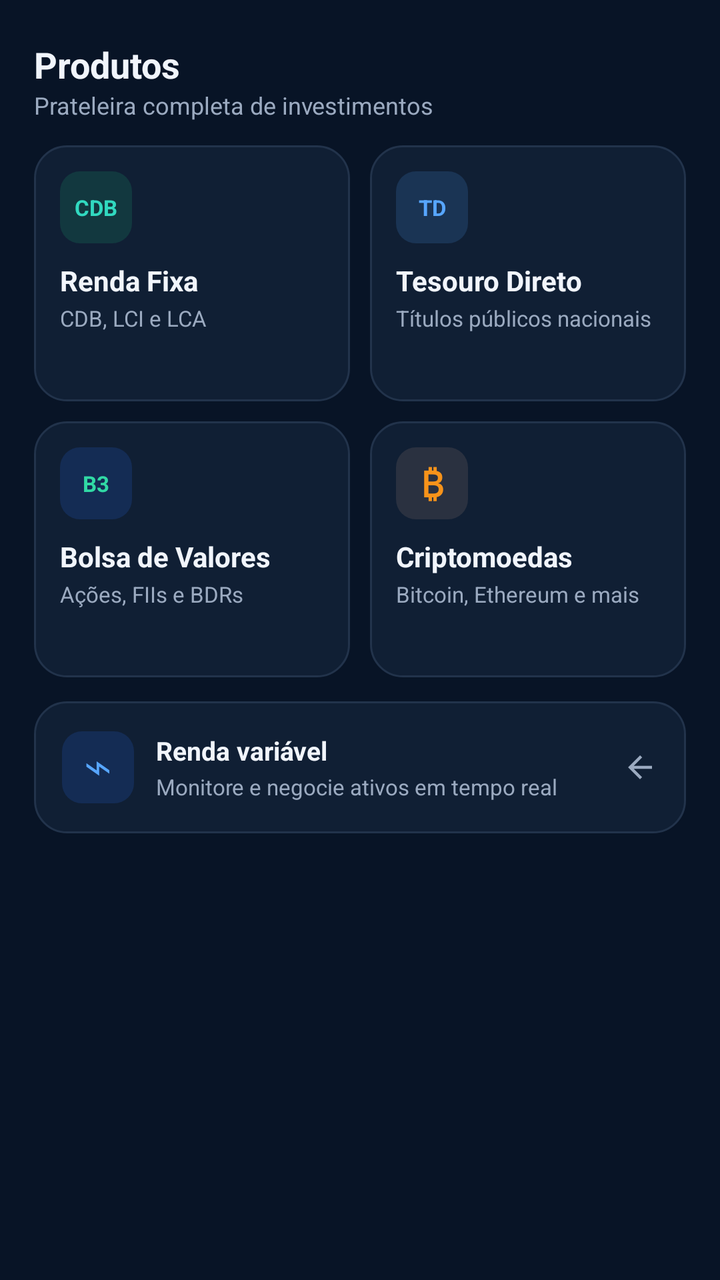
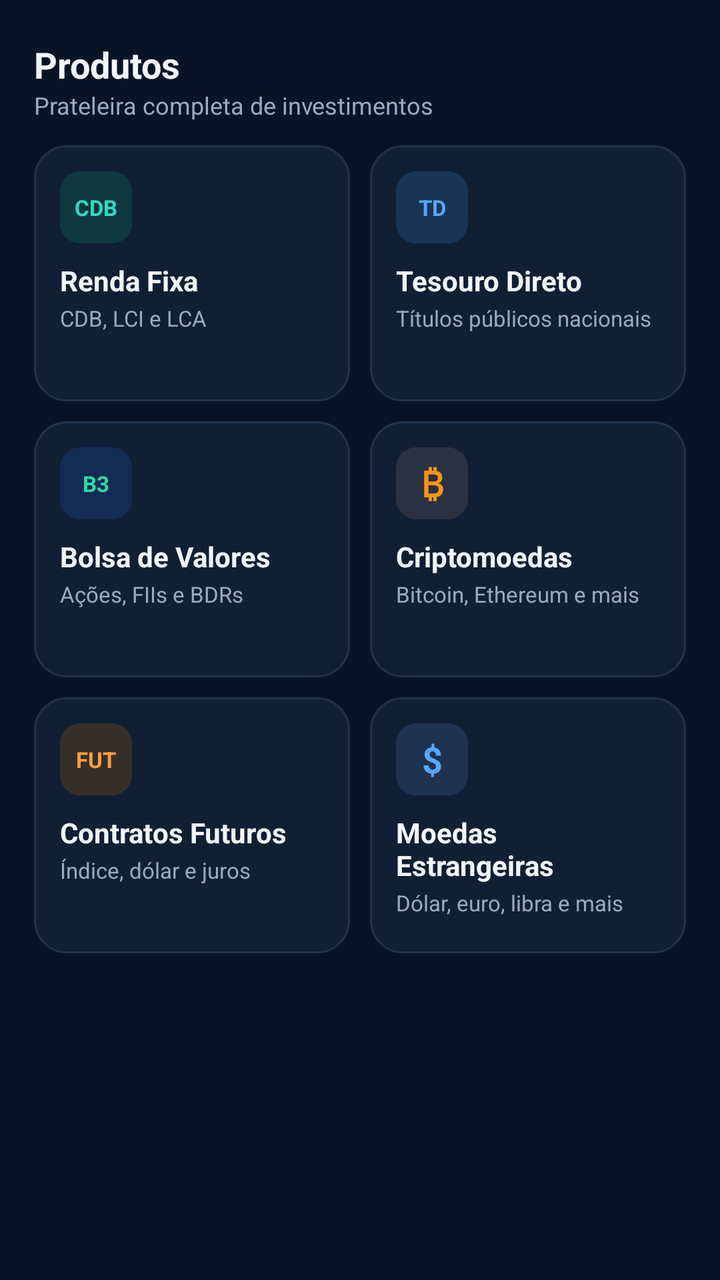

Before-and-after screenshots of an Android layout around one commit, followed by the original layout XML and the change that was made.
<!-- AndroidManifest.xml: application theme Theme.AccurancyMobileApp -->
<!-- res/layout/fragment_aportes.xml -->
<?xml version="1.0" encoding="utf-8"?>
<FrameLayout
    xmlns:android="http://schemas.android.com/apk/res/android"
    xmlns:app="http://schemas.android.com/apk/res-auto"
    android:layout_width="match_parent"
    android:layout_height="match_parent"
    android:background="#081426">

    <androidx.constraintlayout.widget.ConstraintLayout
        android:layout_width="match_parent"
        android:layout_height="match_parent">

        <ScrollView
            android:id="@+id/scrollProdutos"
            android:layout_width="0dp"
            android:layout_height="0dp"
            android:fillViewport="true"
            android:clipToPadding="false"
            android:overScrollMode="never"
            app:layout_constraintTop_toTopOf="parent"
            app:layout_constraintBottom_toBottomOf="parent"
            app:layout_constraintStart_toStartOf="parent"
            app:layout_constraintEnd_toEndOf="parent">

            <LinearLayout
                android:layout_width="match_parent"
                android:layout_height="wrap_content"
                android:orientation="vertical"
                android:paddingStart="17dp"
                android:paddingTop="20dp"
                android:paddingEnd="17dp"
                android:paddingBottom="20dp">

                
                <TextView
                    android:layout_width="match_parent"
                    android:layout_height="wrap_content"
                    android:text="Produtos"
                    android:textColor="#F1F5FC"
                    android:textSize="18sp"
                    android:textStyle="bold" />

                <TextView
                    android:layout_width="match_parent"
                    android:layout_height="wrap_content"
                    android:text="Prateleira completa de investimentos"
                    android:textColor="#9BAAC0"
                    android:textSize="12sp" />

                
                <LinearLayout
                    android:layout_width="match_parent"
                    android:layout_height="wrap_content"
                    android:layout_marginTop="12dp"
                    android:orientation="horizontal">

                    
                    <LinearLayout
                        android:id="@+id/cardRendaFixa"
                        android:layout_width="0dp"
                        android:layout_height="128dp"
                        android:layout_weight="1"
                        android:layout_marginEnd="5dp"
                        android:background="@drawable/bg_carteira_card"
                        android:clickable="true"
                        android:focusable="true"
                        android:orientation="vertical"
                        android:padding="13dp">

                        <TextView
                            android:layout_width="36dp"
                            android:layout_height="36dp"
                            android:background="@drawable/bg_icone_renda_fixa"
                            android:gravity="center"
                            android:text="CDB"
                            android:textColor="#31D9C0"
                            android:textSize="11sp"
                            android:textStyle="bold" />

                        <TextView
                            android:layout_width="match_parent"
                            android:layout_height="wrap_content"
                            android:layout_marginTop="9dp"
                            android:text="Renda Fixa"
                            android:textColor="#F1F5FC"
                            android:textSize="14sp"
                            android:textStyle="bold" />

                        <TextView
                            android:layout_width="match_parent"
                            android:layout_height="wrap_content"
                            android:layout_marginTop="2dp"
                            android:text="CDB, LCI e LCA"
                            android:textColor="#9BAAC0"
                            android:textSize="11sp" />

                    </LinearLayout>

                    
                    <LinearLayout
                        android:id="@+id/cardTesouroDireto"
                        android:layout_width="0dp"
                        android:layout_height="128dp"
                        android:layout_weight="1"
                        android:layout_marginStart="5dp"
                        android:background="@drawable/bg_carteira_card"
                        android:clickable="true"
                        android:focusable="true"
                        android:orientation="vertical"
                        android:padding="13dp">

                        <TextView
                            android:layout_width="36dp"
                            android:layout_height="36dp"
                            android:background="@drawable/bg_icone_tesouro"
                            android:gravity="center"
                            android:text="TD"
                            android:textColor="#57A6FF"
                            android:textSize="11sp"
                            android:textStyle="bold" />

                        <TextView
                            android:layout_width="match_parent"
                            android:layout_height="wrap_content"
                            android:layout_marginTop="9dp"
                            android:text="Tesouro Direto"
                            android:textColor="#F1F5FC"
                            android:textSize="14sp"
                            android:textStyle="bold" />

                        <TextView
                            android:layout_width="match_parent"
                            android:layout_height="wrap_content"
                            android:layout_marginTop="2dp"
                            android:text="Títulos públicos nacionais"
                            android:textColor="#9BAAC0"
                            android:textSize="11sp" />

                    </LinearLayout>

                </LinearLayout>

                
                <LinearLayout
                    android:layout_width="match_parent"
                    android:layout_height="wrap_content"
                    android:layout_marginTop="10dp"
                    android:orientation="horizontal">

                    
                    <LinearLayout
                        android:id="@+id/cardBolsaValores"
                        android:layout_width="0dp"
                        android:layout_height="128dp"
                        android:layout_weight="1"
                        android:layout_marginEnd="5dp"
                        android:background="@drawable/bg_carteira_card"
                        android:clickable="true"
                        android:focusable="true"
                        android:orientation="vertical"
                        android:padding="13dp">

                        <TextView
                            android:layout_width="36dp"
                            android:layout_height="36dp"
                            android:background="@drawable/bg_icone_renda_variavel"
                            android:gravity="center"
                            android:text="B3"
                            android:textColor="#31D9A5"
                            android:textSize="11sp"
                            android:textStyle="bold" />

                        <TextView
                            android:layout_width="match_parent"
                            android:layout_height="wrap_content"
                            android:layout_marginTop="9dp"
                            android:text="Bolsa de Valores"
                            android:textColor="#F1F5FC"
                            android:textSize="14sp"
                            android:textStyle="bold" />

                        <TextView
                            android:layout_width="match_parent"
                            android:layout_height="wrap_content"
                            android:layout_marginTop="2dp"
                            android:text="Ações, FIIs e BDRs"
                            android:textColor="#9BAAC0"
                            android:textSize="11sp" />

                    </LinearLayout>

                    
                    <LinearLayout
                        android:id="@+id/cardCriptomoedasAportes"
                        android:layout_width="0dp"
                        android:layout_height="128dp"
                        android:layout_weight="1"
                        android:layout_marginStart="5dp"
                        android:background="@drawable/bg_carteira_card"
                        android:clickable="true"
                        android:focusable="true"
                        android:orientation="vertical"
                        android:padding="13dp">

                        <TextView
                            android:layout_width="36dp"
                            android:layout_height="36dp"
                            android:background="@drawable/bg_categoria_cripto"
                            android:gravity="center"
                            android:text="₿"
                            android:textColor="#F7931A"
                            android:textSize="18sp"
                            android:textStyle="bold" />

                        <TextView
                            android:layout_width="match_parent"
                            android:layout_height="wrap_content"
                            android:layout_marginTop="9dp"
                            android:text="Criptomoedas"
                            android:textColor="#F1F5FC"
                            android:textSize="14sp"
                            android:textStyle="bold" />

                        <TextView
                            android:layout_width="match_parent"
                            android:layout_height="wrap_content"
                            android:layout_marginTop="2dp"
                            android:text="Bitcoin, Ethereum e mais"
                            android:textColor="#9BAAC0"
                            android:textSize="11sp" />

                    </LinearLayout>

                </LinearLayout>

                
                <LinearLayout
                    android:id="@+id/cardRendaVariavel"
                    android:layout_width="match_parent"
                    android:layout_height="66dp"
                    android:layout_marginTop="12dp"
                    android:background="@drawable/bg_carteira_card"
                    android:clickable="true"
                    android:focusable="true"
                    android:gravity="center_vertical"
                    android:orientation="horizontal"
                    android:paddingStart="14dp"
                    android:paddingEnd="14dp">

                    <TextView
                        android:layout_width="36dp"
                        android:layout_height="36dp"
                        android:background="@drawable/bg_icone_renda_variavel"
                        android:gravity="center"
                        android:text="⌁"
                        android:textColor="#57A6FF"
                        android:textSize="24sp" />

                    <LinearLayout
                        android:layout_width="0dp"
                        android:layout_height="wrap_content"
                        android:layout_marginStart="11dp"
                        android:layout_weight="1"
                        android:orientation="vertical">

                        <TextView
                            android:layout_width="match_parent"
                            android:layout_height="wrap_content"
                            android:text="Renda variável"
                            android:textColor="#F1F5FC"
                            android:textSize="13sp"
                            android:textStyle="bold" />

                        <TextView
                            android:layout_width="match_parent"
                            android:layout_height="wrap_content"
                            android:layout_marginTop="2dp"
                            android:text="Monitore e negocie ativos em tempo real"
                            android:textColor="#9BAAC0"
                            android:textSize="11sp" />

                    </LinearLayout>

                    <ImageView
                        android:layout_width="18dp"
                        android:layout_height="18dp"
                        android:contentDescription="@null"
                        android:src="@drawable/ic_arrow_back"
                        app:tint="#9BAAC0" />

                </LinearLayout>

            </LinearLayout>

        </ScrollView>

    </androidx.constraintlayout.widget.ConstraintLayout>

</FrameLayout>
<!-- resources referenced by this layout -->
<resources>
  <!-- drawable bg_carteira_card (drawable) -->
  <?xml version="1.0" encoding="utf-8"?>
  <shape xmlns:android="http://schemas.android.com/apk/res/android">
      <solid android:color="#101F34" />
      <stroke
          android:width="1dp"
          android:color="#22334B" />
      <corners android:radius="16dp" />
  </shape>
  <!-- drawable bg_categoria_cripto (drawable) -->
  <?xml version="1.0" encoding="utf-8"?>
  <shape xmlns:android="http://schemas.android.com/apk/res/android">
      <solid android:color="#2A3140" />
      <corners android:radius="10dp" />
  </shape>
  <!-- drawable bg_icone_renda_fixa (drawable) -->
  <?xml version="1.0" encoding="utf-8"?>
  <shape xmlns:android="http://schemas.android.com/apk/res/android">
      <solid android:color="#12383F" />
      <corners android:radius="10dp" />
  </shape>
  <!-- drawable bg_icone_renda_variavel (drawable) -->
  <?xml version="1.0" encoding="utf-8"?>
  <shape xmlns:android="http://schemas.android.com/apk/res/android">
      <solid android:color="#142C54" />
      <corners android:radius="10dp" />
  </shape>
  <!-- drawable bg_icone_tesouro (drawable) -->
  <?xml version="1.0" encoding="utf-8"?>
  <shape xmlns:android="http://schemas.android.com/apk/res/android">
      <solid android:color="#1A3454" />
      <corners android:radius="10dp" />
  </shape>
  <!-- drawable ic_arrow_back (drawable) -->
  <vector xmlns:android="http://schemas.android.com/apk/res/android"
      android:width="24dp" android:height="24dp"
      android:viewportWidth="24" android:viewportHeight="24">
      <path android:fillColor="#FFFFFF"
          android:pathData="M20,11H7.83l5.59,-5.59L12,4l-8,8 8,8 1.41,-1.41L7.83,13H20v-2z"/>
  </vector>
  <style name="Theme.AccurancyMobileApp" parent="Base.Theme.AccurancyMobileApp" />
  <style name="Base.Theme.AccurancyMobileApp" parent="Theme.Material3.DayNight.NoActionBar">
          
          
  
      </style>
</resources>

<!-- the commit's change to res/layout/fragment_aportes.xml (unified diff, before → after) -->
@@ -235,58 +235,94 @@
 
                 
                 <LinearLayout
-                    android:id="@+id/cardRendaVariavel"
-                    android:layout_width="match_parent"
-                    android:layout_height="66dp"
-                    android:layout_marginTop="12dp"
-                    android:background="@drawable/bg_carteira_card"
-                    android:clickable="true"
-                    android:focusable="true"
-                    android:gravity="center_vertical"
-                    android:orientation="horizontal"
-                    android:paddingStart="14dp"
-                    android:paddingEnd="14dp">
-
-                    <TextView
-                        android:layout_width="36dp"
-                        android:layout_height="36dp"
-                        android:background="@drawable/bg_icone_renda_variavel"
-                        android:gravity="center"
-                        android:text="⌁"
-                        android:textColor="#57A6FF"
-                        android:textSize="24sp" />
-
-                    <LinearLayout
-                        android:layout_width="0dp"
-                        android:layout_height="wrap_content"
-                        android:layout_marginStart="11dp"
-                        android:layout_weight="1"
-                        android:orientation="vertical">
-
-                        <TextView
-                            android:layout_width="match_parent"
-                            android:layout_height="wrap_content"
-                            android:text="Renda variável"
-                            android:textColor="#F1F5FC"
-                            android:textSize="13sp"
-                            android:textStyle="bold" />
-
-                        <TextView
-                            android:layout_width="match_parent"
-                            android:layout_height="wrap_content"
-                            android:layout_marginTop="2dp"
-                            android:text="Monitore e negocie ativos em tempo real"
-                            android:textColor="#9BAAC0"
-                            android:textSize="11sp" />
-
-                    </LinearLayout>
-
-                    <ImageView
-                        android:layout_width="18dp"
-                        android:layout_height="18dp"
-                        android:contentDescription="@null"
-                        android:src="@drawable/ic_arrow_back"
-                        app:tint="#9BAAC0" />
+                    android:layout_width="match_parent"
+                    android:layout_height="wrap_content"
+                    android:layout_marginTop="10dp"
+                    android:orientation="horizontal">
+
+                    
+                    <LinearLayout
+                        android:id="@+id/cardFuturosAportes"
+                        android:layout_width="0dp"
+                        android:layout_height="128dp"
+                        android:layout_weight="1"
+                        android:layout_marginEnd="5dp"
+                        android:background="@drawable/bg_carteira_card"
+                        android:clickable="true"
+                        android:focusable="true"
+                        android:orientation="vertical"
+                        android:padding="13dp">
+
+                        <TextView
+                            android:layout_width="36dp"
+                            android:layout_height="36dp"
+                            android:background="@drawable/bg_categoria_futuros"
+                            android:gravity="center"
+                            android:text="FUT"
+                            android:textColor="#FF9F43"
+                            android:textSize="11sp"
+                            android:textStyle="bold" />
+
+                        <TextView
+                            android:layout_width="match_parent"
+                            android:layout_height="wrap_content"
+                            android:layout_marginTop="9dp"
+                            android:text="Contratos Futuros"
+                            android:textColor="#F1F5FC"
+                            android:textSize="14sp"
+                            android:textStyle="bold" />
+
+                        <TextView
+                            android:layout_width="match_parent"
+                            android:layout_height="wrap_content"
+                            android:layout_marginTop="2dp"
+                            android:text="Índice, dólar e juros"
+                            android:textColor="#9BAAC0"
+                            android:textSize="11sp" />
+
+                    </LinearLayout>
+
+                    
+                    <LinearLayout
+                        android:id="@+id/cardMoedasAportes"
+                        android:layout_width="0dp"
+                        android:layout_height="128dp"
+                        android:layout_weight="1"
+                        android:layout_marginStart="5dp"
+                        android:background="@drawable/bg_carteira_card"
+                        android:clickable="true"
+                        android:focusable="true"
+                        android:orientation="vertical"
+                        android:padding="13dp">
+
+                        <TextView
+                            android:layout_width="36dp"
+                            android:layout_height="36dp"
+                            android:background="@drawable/bg_categoria_moeda"
+                            android:gravity="center"
+                            android:text="$"
+                            android:textColor="#57A6FF"
+                            android:textSize="18sp"
+                            android:textStyle="bold" />
+
+                        <TextView
+                            android:layout_width="match_parent"
+                            android:layout_height="wrap_content"
+                            android:layout_marginTop="9dp"
+                            android:text="Moedas Estrangeiras"
+                            android:textColor="#F1F5FC"
+                            android:textSize="14sp"
+                            android:textStyle="bold" />
+
+                        <TextView
+                            android:layout_width="match_parent"
+                            android:layout_height="wrap_content"
+                            android:layout_marginTop="2dp"
+                            android:text="Dólar, euro, libra e mais"
+                            android:textColor="#9BAAC0"
+                            android:textSize="11sp" />
+
+                    </LinearLayout>
 
                 </LinearLayout>
 
<!-- resource entries referenced after the edit -->
@@ -13,6 +13,18 @@
   <?xml version="1.0" encoding="utf-8"?>
   <shape xmlns:android="http://schemas.android.com/apk/res/android">
       <solid android:color="#2A3140" />
+      <corners android:radius="10dp" />
+  </shape>
+  <!-- drawable bg_categoria_futuros (drawable) -->
+  <?xml version="1.0" encoding="utf-8"?>
+  <shape xmlns:android="http://schemas.android.com/apk/res/android">
+      <solid android:color="#352F2A" />
+      <corners android:radius="10dp" />
+  </shape>
+  <!-- drawable bg_categoria_moeda (drawable) -->
+  <?xml version="1.0" encoding="utf-8"?>
+  <shape xmlns:android="http://schemas.android.com/apk/res/android">
+      <solid android:color="#1F3350" />
       <corners android:radius="10dp" />
   </shape>
   <!-- drawable bg_icone_renda_fixa (drawable) -->
@@ -33,13 +45,6 @@
       <solid android:color="#1A3454" />
       <corners android:radius="10dp" />
   </shape>
-  <!-- drawable ic_arrow_back (drawable) -->
-  <vector xmlns:android="http://schemas.android.com/apk/res/android"
-      android:width="24dp" android:height="24dp"
-      android:viewportWidth="24" android:viewportHeight="24">
-      <path android:fillColor="#FFFFFF"
-          android:pathData="M20,11H7.83l5.59,-5.59L12,4l-8,8 8,8 1.41,-1.41L7.83,13H20v-2z"/>
-  </vector>
   <style name="Theme.AccurancyMobileApp" parent="Base.Theme.AccurancyMobileApp" />
   <style name="Base.Theme.AccurancyMobileApp" parent="Theme.Material3.DayNight.NoActionBar">
           
